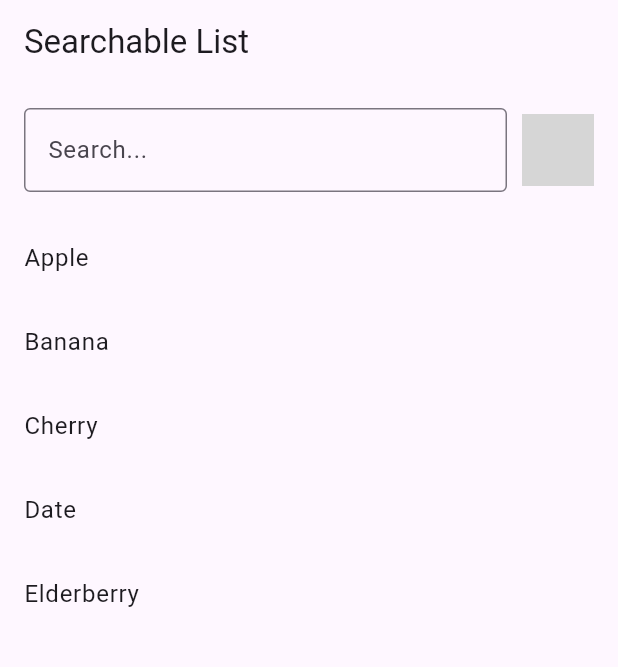
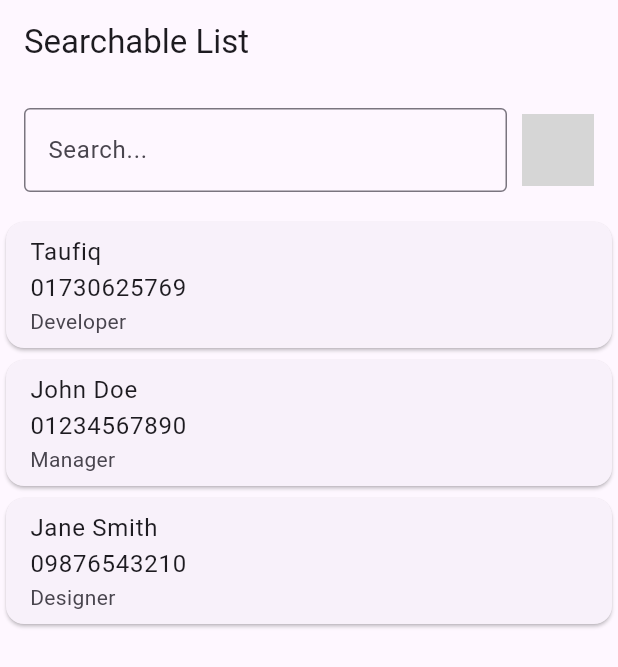
Before and after one commit to taufiqelahi/lr_test_ai, a Flutter app: the screen it shows after launch, on a phone screen of 412 x 824 dp. Shown: the top 667 px of the screen. Run offline on Flutter 3.47's test engine with Material 3 defaults, Android fonts, the light colour scheme and no system bars; missing offline and left inert: voice_search; grey boxes are pictures that could not be loaded.

Commit message:
search funtion implement

```diff
--- a/lib/home_view/home_view.dart
+++ b/lib/home_view/home_view.dart
@@ -1,4 +1,6 @@
 import 'package:flutter/material.dart';
+import 'package:testai/model/data/user_data.dart';
+import 'package:testai/model/user.dart';
 import 'package:voice_search/voice_search.dart';
 
 class HomeView extends StatefulWidget {
@@ -9,33 +11,36 @@ class HomeView extends StatefulWidget {
 }
 
 class _HomeViewState extends State<HomeView> {
-  List<String> allItems = ['Apple', 'Banana', 'Cherry', 'Date', 'Elderberry'];
-  List<String> filteredItems = [];
+  List<User> filteredItems = [];
+  final TextEditingController _controller = TextEditingController();
 
   @override
   void initState() {
     super.initState();
-    filteredItems = allItems;
+    filteredItems = users;
   }
   void _filterList(String query) {
     setState(() {
-      filteredItems = allItems
-          .where((item) => item.toLowerCase().contains(query.toLowerCase()))
-          .toList();
+      // Split the query into individual keywords by spaces
+      List<String> keywords = query.toLowerCase().split(' ');
+
+      // Filter the users list based on the presence of any relevant keyword in the fullInfo string
+      filteredItems = users.where((user) {
+        String fullInfoLower = user.fullInfo.toLowerCase();
+
+        // Check if any relevant keyword is contained in the fullInfo string
+        return keywords.any((keyword) => fullInfoLower.contains(keyword));
+      }).toList();
     });
   }
-  final TextEditingController _controller = TextEditingController();
+
+
 
   @override
   Widget build(BuildContext context) {
     return Scaffold(
       appBar: AppBar(
         title: Text('Searchable List'),
-      actions: [
-        // VoiceSearchWidget(
-        //   onResult: _filterList,
-        // ),
-      ],
       ),
       body: Column(
         children: [
@@ -50,6 +55,9 @@ class _HomeViewState extends State<HomeView> {
                       hintText: 'Search...',
                       border: OutlineInputBorder(),
                     ),
+                    onChanged: (value) {
+                      _filterList(value);
+                    },
                   ),
                 ),
                 SizedBox(width: 10),
@@ -57,23 +65,33 @@ class _HomeViewState extends State<HomeView> {
                   onResult: (String result) {
                     _controller.text = result;
                     _filterList(result);
-              // Perform search with result
                   },
                 ),
               ],
             ),
           ),
-
           Expanded(
             child: ListView.builder(
               itemCount: filteredItems.length,
               itemBuilder: (context, index) {
-              return ListTile(title: Text(filteredItems[index]));
+                final user = filteredItems[index];
+                return Card(
+                  child: ListTile(
+                    title: Column(
+                      crossAxisAlignment: CrossAxisAlignment.start,
+                      children: [
+                        Text(user.name),
+                        Text(user.phone),
+                      ],
+                    ),
+                    subtitle: Text(user.designation),
+                  ),
+                );
               },
             ),
           ),
         ],
       ),
-    );;
+    );
   }
 }
--- /dev/null
+++ b/lib/model/data/user_data.dart
@@ -0,0 +1,8 @@
+import 'package:testai/model/user.dart';
+
+List<User> users = [
+  User(name: 'Taufiq', designation: 'Developer', phone: '01730625769'),
+  User(name: 'John Doe', designation: 'Manager', phone: '01234567890'),
+  User(name: 'Jane Smith', designation: 'Designer', phone: '09876543210'),
+  // Add more users as needed
+];
--- /dev/null
+++ b/lib/model/user.dart
@@ -0,0 +1,10 @@
+class User {
+  String name;
+  String designation;
+  String phone;
+
+  User({required this.name, required this.designation, required this.phone});
+
+  // Method to return a single string containing all properties
+  String get fullInfo => '$name $designation $phone';
+}
```
Lines whose indentation alone changed are shown as unchanged.
